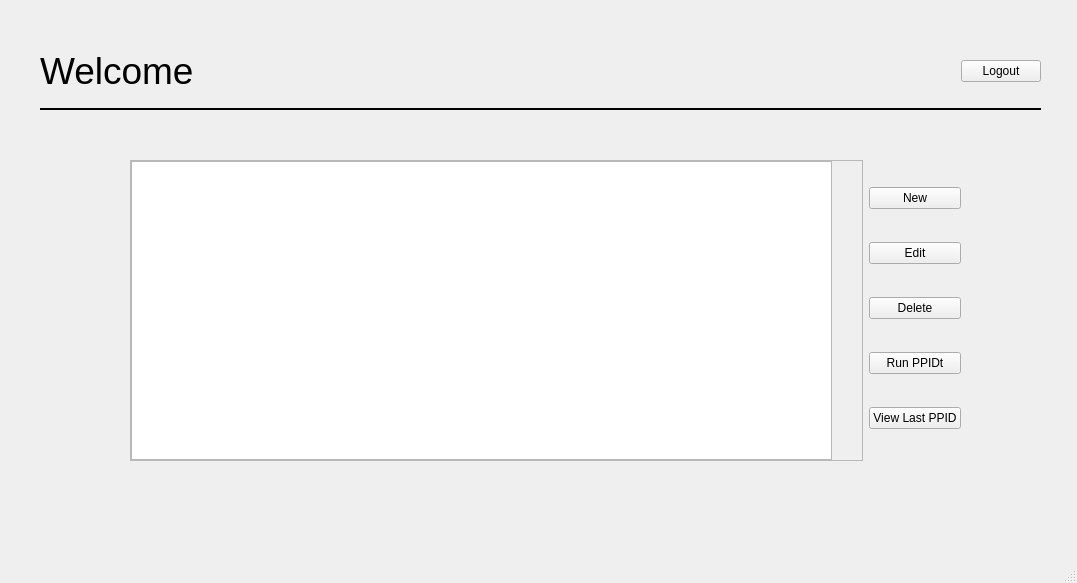
Before: the Qt Designer form src/UserSubsystem/adminform.ui in CaptOkie/code-first-think-later, drawn with Qt 5.
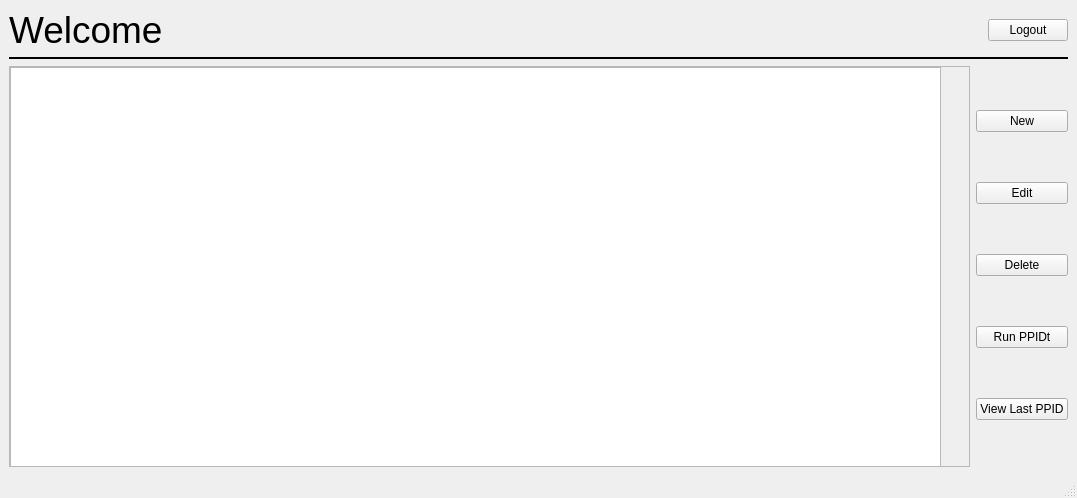
After: the same form once the commit is applied.

Patch:
```diff
--- a/src/UserSubsystem/adminform.ui
+++ b/src/UserSubsystem/adminform.ui
@@ -7,100 +7,15 @@
     <x>0</x>
     <y>0</y>
     <width>1077</width>
-    <height>583</height>
+    <height>498</height>
    </rect>
   </property>
   <property name="windowTitle">
    <string>MainWindow</string>
   </property>
   <widget class="QWidget" name="centralwidget">
-   <widget class="QWidget" name="horizontalLayoutWidget_2">
-    <property name="geometry">
-     <rect>
-      <x>130</x>
-      <y>160</y>
-      <width>831</width>
-      <height>301</height>
-     </rect>
-    </property>
-    <layout class="QHBoxLayout" name="horizontalLayout_2">
+   <layout class="QVBoxLayout" name="verticalLayout_3">
      <item>
-      <widget class="QScrollArea" name="scrollArea">
-       <property name="widgetResizable">
-        <bool>true</bool>
-       </property>
-       <widget class="QWidget" name="scrollAreaWidgetContents">
-        <property name="geometry">
-         <rect>
-          <x>0</x>
-          <y>0</y>
-          <width>699</width>
-          <height>297</height>
-         </rect>
-        </property>
-        <widget class="QTableWidget" name="projectTable">
-         <property name="geometry">
-          <rect>
-           <x>0</x>
-           <y>0</y>
-           <width>701</width>
-           <height>299</height>
-          </rect>
-         </property>
-        </widget>
-       </widget>
-      </widget>
-     </item>
-     <item>
-      <layout class="QVBoxLayout" name="verticalLayout">
-       <item>
-        <widget class="QPushButton" name="createProjectButton">
-         <property name="text">
-          <string>New</string>
-         </property>
-        </widget>
-       </item>
-       <item>
-        <widget class="QPushButton" name="editProjectButton">
-         <property name="text">
-          <string>Edit</string>
-         </property>
-        </widget>
-       </item>
-       <item>
-        <widget class="QPushButton" name="deleteProjectButton">
-         <property name="text">
-          <string>Delete</string>
-         </property>
-        </widget>
-       </item>
-       <item>
-        <widget class="QPushButton" name="runPPIDButton">
-         <property name="text">
-          <string>Run PPIDt</string>
-         </property>
-        </widget>
-       </item>
-       <item>
-        <widget class="QPushButton" name="pushButton">
-         <property name="text">
-          <string>View Last PPID</string>
-         </property>
-        </widget>
-       </item>
-      </layout>
-     </item>
-    </layout>
-   </widget>
-   <widget class="QWidget" name="verticalLayoutWidget_2">
-    <property name="geometry">
-     <rect>
-      <x>40</x>
-      <y>40</y>
-      <width>1001</width>
-      <height>81</height>
-     </rect>
-    </property>
     <layout class="QVBoxLayout" name="verticalLayout_2">
      <item>
       <layout class="QHBoxLayout" name="horizontalLayout">
@@ -170,10 +85,78 @@
       </widget>
      </item>
     </layout>
-   </widget>
-   <zorder>nameLabel</zorder>
-   <zorder>horizontalLayoutWidget_2</zorder>
-   <zorder>verticalLayoutWidget_2</zorder>
+    </item>
+    <item>
+     <layout class="QHBoxLayout" name="horizontalLayout_2">
+      <item>
+       <widget class="QScrollArea" name="scrollArea">
+        <property name="widgetResizable">
+         <bool>true</bool>
+        </property>
+        <widget class="QWidget" name="scrollAreaWidgetContents">
+         <property name="geometry">
+          <rect>
+           <x>0</x>
+           <y>0</y>
+           <width>927</width>
+           <height>368</height>
+          </rect>
+         </property>
+         <widget class="QTableWidget" name="projectTable">
+          <property name="geometry">
+           <rect>
+            <x>0</x>
+            <y>0</y>
+            <width>931</width>
+            <height>401</height>
+           </rect>
+          </property>
+         </widget>
+        </widget>
+       </widget>
+      </item>
+      <item>
+       <layout class="QVBoxLayout" name="verticalLayout">
+        <item>
+         <widget class="QPushButton" name="createProjectButton">
+          <property name="text">
+           <string>New</string>
+          </property>
+         </widget>
+        </item>
+        <item>
+         <widget class="QPushButton" name="editProjectButton">
+          <property name="text">
+           <string>Edit</string>
+          </property>
+         </widget>
+        </item>
+        <item>
+         <widget class="QPushButton" name="deleteProjectButton">
+          <property name="text">
+           <string>Delete</string>
+          </property>
+         </widget>
+        </item>
+        <item>
+         <widget class="QPushButton" name="runPPIDButton">
+          <property name="text">
+           <string>Run PPIDt</string>
+          </property>
+         </widget>
+        </item>
+        <item>
+         <widget class="QPushButton" name="pushButton">
+          <property name="text">
+           <string>View Last PPID</string>
+          </property>
+         </widget>
+        </item>
+       </layout>
+      </item>
+     </layout>
+    </item>
+   </layout>
   </widget>
   <widget class="QMenuBar" name="menubar">
    <property name="geometry">
```
Lines whose indentation alone changed are shown as unchanged.
